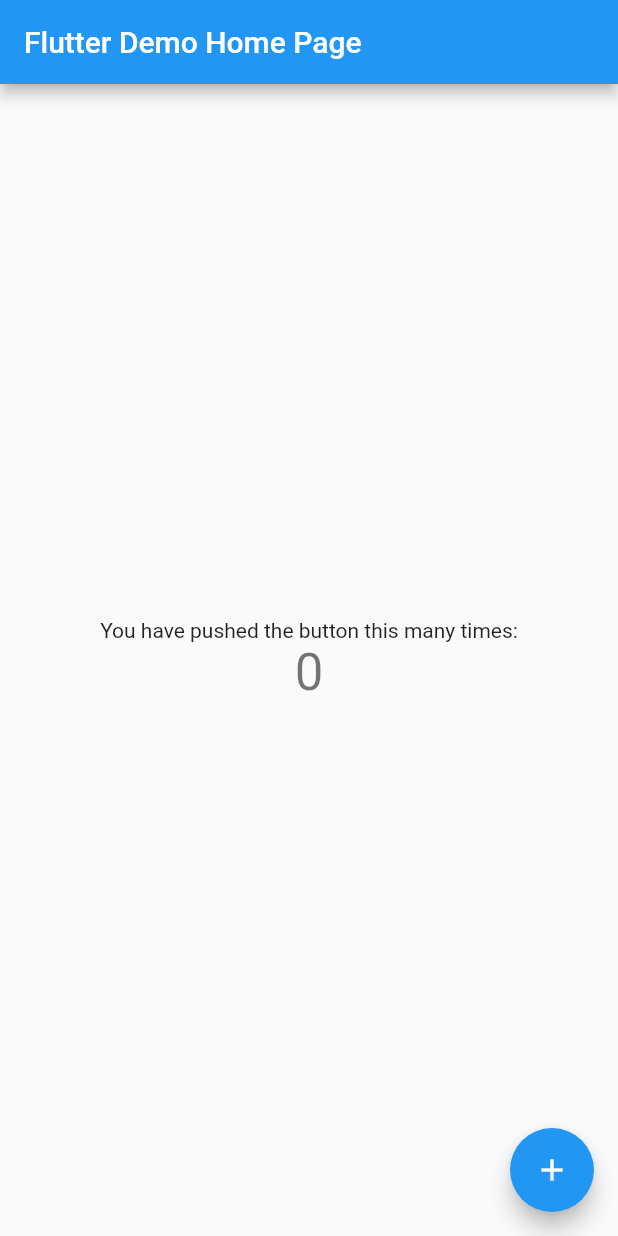
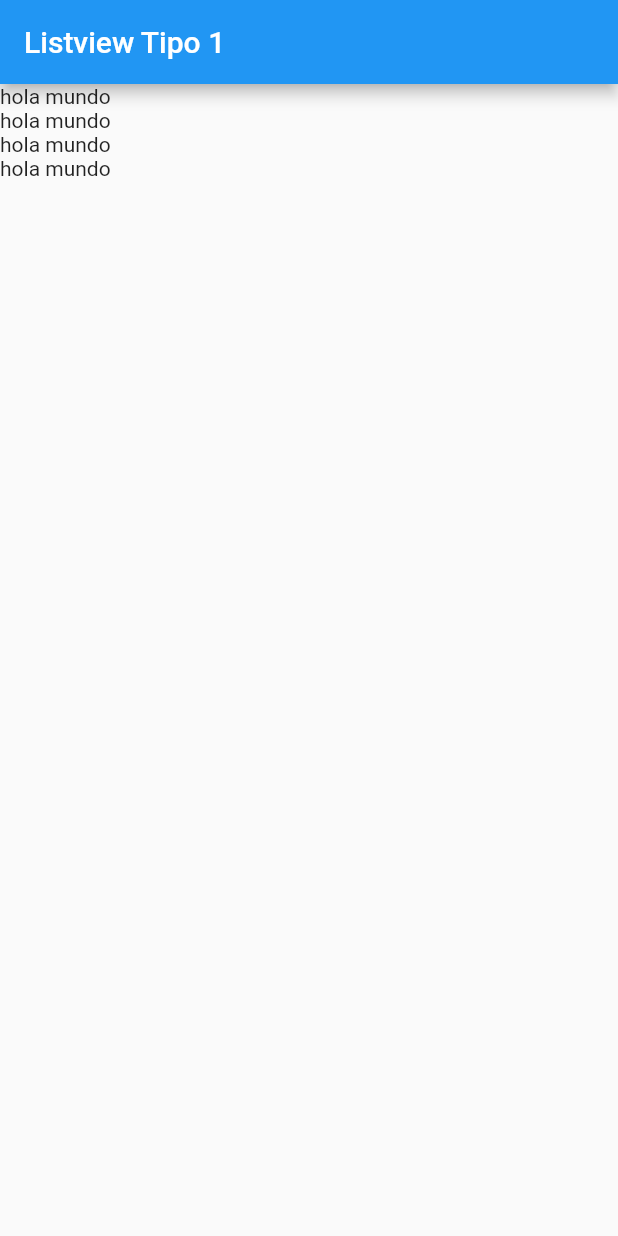
Before and after one commit to fosware/componentsFlutter, a Flutter app: the screen it shows after launch, on a phone screen of 412 x 824 dp. Run offline on Flutter 3.47's test engine with Material 2 defaults, Android fonts, the phone set to English and light mode, and no system bars.

Commit message:
start demo

```diff
--- a/lib/main.dart
+++ b/lib/main.dart
@@ -1,115 +1,18 @@
 import 'package:flutter/material.dart';
 
-void main() {
-  runApp(const MyApp());
-}
+import 'package:fl_components/screens/listview1_screen.dart';
+
+void main() => runApp(const MyApp());
 
 class MyApp extends StatelessWidget {
-  const MyApp({Key? key}) : super(key: key);
+  const MyApp({super.key});
 
-  // This widget is the root of your application.
   @override
   Widget build(BuildContext context) {
-    return MaterialApp(
-      title: 'Flutter Demo',
-      theme: ThemeData(
-        // This is the theme of your application.
-        //
-        // Try running your application with "flutter run". You'll see the
-        // application has a blue toolbar. Then, without quitting the app, try
-        // changing the primarySwatch below to Colors.green and then invoke
-        // "hot reload" (press "r" in the console where you ran "flutter run",
-        // or simply save your changes to "hot reload" in a Flutter IDE).
-        // Notice that the counter didn't reset back to zero; the application
-        // is not restarted.
-        primarySwatch: Colors.blue,
-      ),
-      home: const MyHomePage(title: 'Flutter Demo Home Page'),
+    return const MaterialApp(
+      debugShowCheckedModeBanner: false,
+      title: 'Material App',
+      home: ListView1Screen(),
     );
   }
 }
-
-class MyHomePage extends StatefulWidget {
-  const MyHomePage({Key? key, required this.title}) : super(key: key);
-
-  // This widget is the home page of your application. It is stateful, meaning
-  // that it has a State object (defined below) that contains fields that affect
-  // how it looks.
-
-  // This class is the configuration for the state. It holds the values (in this
-  // case the title) provided by the parent (in this case the App widget) and
-  // used by the build method of the State. Fields in a Widget subclass are
-  // always marked "final".
-
-  final String title;
-
-  @override
-  State<MyHomePage> createState() => _MyHomePageState();
-}
-
-class _MyHomePageState extends State<MyHomePage> {
-  int _counter = 0;
-
-  void _incrementCounter() {
-    setState(() {
-      // This call to setState tells the Flutter framework that something has
-      // changed in this State, which causes it to rerun the build method below
-      // so that the display can reflect the updated values. If we changed
-      // _counter without calling setState(), then the build method would not be
-      // called again, and so nothing would appear to happen.
-      _counter++;
-    });
-  }
-
-  @override
-  Widget build(BuildContext context) {
-    // This method is rerun every time setState is called, for instance as done
-    // by the _incrementCounter method above.
-    //
-    // The Flutter framework has been optimized to make rerunning build methods
-    // fast, so that you can just rebuild anything that needs updating rather
-    // than having to individually change instances of widgets.
-    return Scaffold(
-      appBar: AppBar(
-        // Here we take the value from the MyHomePage object that was created by
-        // the App.build method, and use it to set our appbar title.
-        title: Text(widget.title),
-      ),
-      body: Center(
-        // Center is a layout widget. It takes a single child and positions it
-        // in the middle of the parent.
-        child: Column(
-          // Column is also a layout widget. It takes a list of children and
-          // arranges them vertically. By default, it sizes itself to fit its
-          // children horizontally, and tries to be as tall as its parent.
-          //
-          // Invoke "debug painting" (press "p" in the console, choose the
-          // "Toggle Debug Paint" action from the Flutter Inspector in Android
-          // Studio, or the "Toggle Debug Paint" command in Visual Studio Code)
-          // to see the wireframe for each widget.
-          //
-          // Column has various properties to control how it sizes itself and
-          // how it positions its children. Here we use mainAxisAlignment to
-          // center the children vertically; the main axis here is the vertical
-          // axis because Columns are vertical (the cross axis would be
-          // horizontal).
-          mainAxisAlignment: MainAxisAlignment.center,
-          children: <Widget>[
-            const Text(
-              'You have pushed the button this many times:',
-            ),
-            Text(
-              '$_counter',
-              style: Theme.of(context).textTheme.headline4,
-            ),
-          ],
-        ),
-      ),
-      floatingActionButton: FloatingActionButton(
-        onPressed: _incrementCounter,
-        tooltip: 'Increment',
-        child: const Icon(Icons.add),
-      ), // This trailing comma makes auto-formatting nicer for build methods.
-    );
-  }
-}
--- /dev/null
+++ b/lib/screens/listview1_screen.dart
@@ -0,0 +1,24 @@
+import 'package:flutter/material.dart';
+
+class ListView1Screen extends StatelessWidget {
+  const ListView1Screen({Key? key}) : super(key: key);
+
+  @override
+  Widget build(BuildContext context) {
+    final options = ['Megaman', 'Metal Gear', 'Super Smash', 'Final Fantasy'];
+    return Scaffold(
+      appBar: AppBar(
+        title: const Text('Listview Tipo 1'),
+      ),
+      body: ListView(
+        children: [
+          ...options.map((e) => Text('hola mundo')).toList()
+
+          // ListTile(
+          //   title: Text('Hola Mundo'),
+          // ),
+        ],
+      ),
+    );
+  }
+}
```
Also changed, not shown: pubspec.lock.
